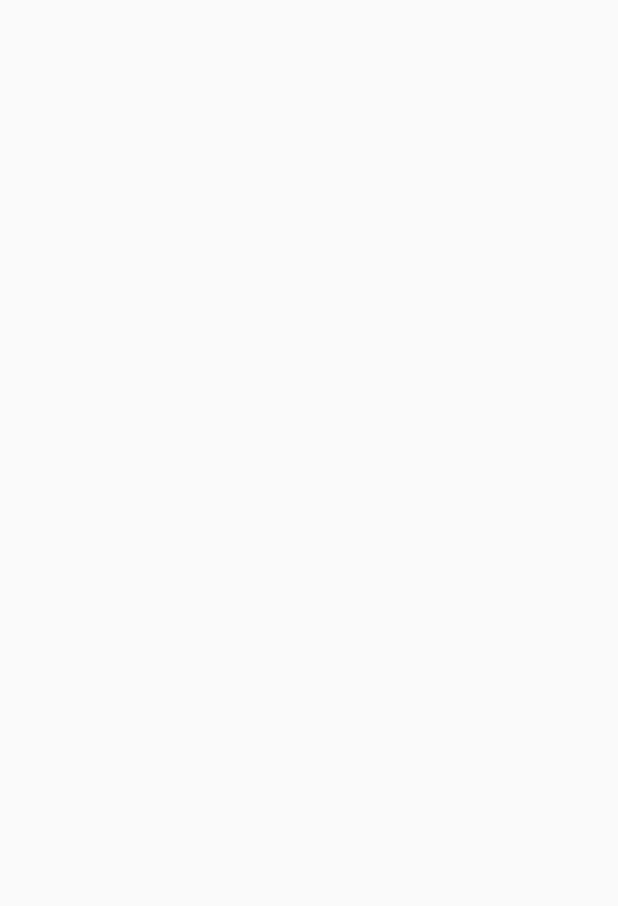
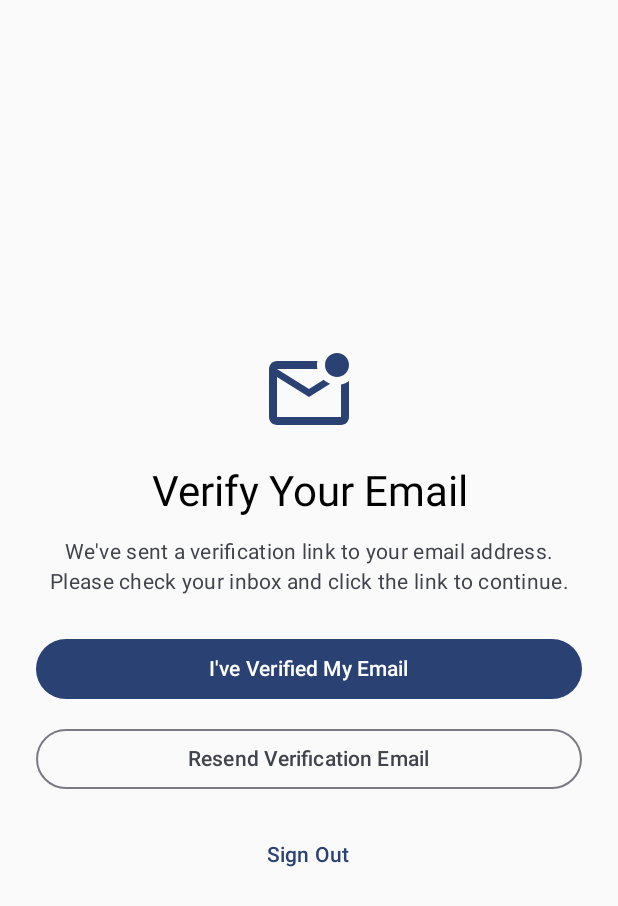
Before and after one commit to darius-gheorghe/LogeOn, an Android app built with Jetpack Compose: a screen of MainActivity opened through its navigation route, on a phone screen of 412 x 824 dp. Before the commit the part shown is empty. Shown: the top 906 px of the screen. Run offline under Robolectric (Android 15) with nearby library versions, the phone set to English and light mode, and no system bars; our stand-ins replace Dagger/Hilt's generated code, Firebase (no records; nobody signed in at launch, a user with empty details on screens opened directly); libraries missing offline, so code that uses them is left out: androidx.hilt.lifecycle.

Commit message:
Added verify email screen using VerifyEmailScreen, VerifyEmailScreenViewModel and VerifyEmailScreenInteractor. The user reaches the screen after signing up with email and password and needs to verify their email before continuing to Home page. The navigation from VerifyEmailScreen back to LoginScreen or forward to HomeScreen is handled automatically by the MainScreen.

```diff
--- a/app/src/main/java/com/sapphyx/logeon/navigation/LogeOnDestinations.kt
+++ b/app/src/main/java/com/sapphyx/logeon/navigation/LogeOnDestinations.kt
@@ -8,6 +8,7 @@ import com.sapphyx.logeon.ui.composable.screens.login.LoginScreen
 import com.sapphyx.logeon.ui.composable.screens.profile.ProfileScreen
 import com.sapphyx.logeon.ui.composable.screens.pulse.PulseScreen
 import com.sapphyx.logeon.ui.composable.screens.signUp.SignUpScreen
+import com.sapphyx.logeon.ui.composable.screens.verifyEmail.VerifyEmailScreen
 
 enum class LogeOnDestinations(
     val route: String,
@@ -25,7 +26,7 @@ enum class LogeOnDestinations(
     VerifyEmail(
         route = DestinationRoutes.VERIFY_EMAIL_ROUTE,
         hasBottomNavigation = false,
-        content = {}),
+        content = { VerifyEmailScreen.Content(hiltViewModel()) }),
     Home(
         route = DestinationRoutes.HOME_ROUTE,
         hasBottomNavigation = true,
--- /dev/null
+++ b/app/src/main/java/com/sapphyx/logeon/ui/composable/screens/verifyEmail/VerifyEmailScreen.kt
@@ -0,0 +1,193 @@
+package com.sapphyx.logeon.ui.composable.screens.verifyEmail
+
+import androidx.compose.foundation.layout.Arrangement
+import androidx.compose.foundation.layout.Column
+import androidx.compose.foundation.layout.Spacer
+import androidx.compose.foundation.layout.fillMaxSize
+import androidx.compose.foundation.layout.fillMaxWidth
+import androidx.compose.foundation.layout.height
+import androidx.compose.foundation.layout.padding
+import androidx.compose.foundation.layout.size
+import androidx.compose.material.icons.Icons
+import androidx.compose.material.icons.outlined.MarkEmailUnread
+import androidx.compose.material3.Button
+import androidx.compose.material3.CircularProgressIndicator
+import androidx.compose.material3.Icon
+import androidx.compose.material3.MaterialTheme
+import androidx.compose.material3.OutlinedButton
+import androidx.compose.material3.Text
+import androidx.compose.material3.TextButton
+import androidx.compose.runtime.Composable
+import androidx.compose.ui.Alignment
+import androidx.compose.ui.Modifier
+import androidx.compose.ui.res.stringResource
+import androidx.compose.ui.text.style.TextAlign
+import androidx.compose.ui.unit.dp
+import com.sapphyx.logeon.R
+import com.sapphyx.logeon.ui.composable.baseScreen.BaseScreen
+import com.sapphyx.logeon.viewModelImpl.verifyEmail.VerifyEmailScreenAction
+import com.sapphyx.logeon.viewModelImpl.verifyEmail.VerifyEmailScreenEffect
+import com.sapphyx.logeon.viewModelImpl.verifyEmail.VerifyEmailScreenState
+import com.sapphyx.logeon.viewModelImpl.verifyEmail.VerifyEmailScreenViewModel
+import com.sapphyx.logeon.viewModelImpl.verifyEmail.VerifyEmailStatusMessage
+import kotlinx.coroutines.flow.SharedFlow
+
+object VerifyEmailScreen :
+    BaseScreen<VerifyEmailScreenState, VerifyEmailScreenAction, VerifyEmailScreenEffect, VerifyEmailScreenViewModel>() {
+
+    @Composable
+    override fun Screen(
+        state: VerifyEmailScreenState,
+        effect: SharedFlow<VerifyEmailScreenEffect>,
+        processUiAction: (action: VerifyEmailScreenAction) -> Unit
+    ) {
+        Column(
+            modifier = Modifier
+                .fillMaxSize()
+                .padding(24.dp),
+            verticalArrangement = Arrangement.Center,
+            horizontalAlignment = Alignment.CenterHorizontally
+        ) {
+            EmailHeaderIcon()
+
+            Spacer(modifier = Modifier.height(16.dp))
+
+            ScreenHeadline()
+
+            Spacer(modifier = Modifier.height(12.dp))
+
+            ScreenSubtitle(userEmail = state.userEmail)
+
+            StatusBanner(statusMessage = state.statusMessage)
+
+            Spacer(modifier = Modifier.height(24.dp))
+
+            if (state.isLoading) {
+                CircularProgressIndicator()
+            } else {
+                CheckVerifiedButton(processUiAction = processUiAction)
+
+                Spacer(modifier = Modifier.height(12.dp))
+
+                ResendEmailButton(processUiAction = processUiAction)
+            }
+
+            Spacer(modifier = Modifier.height(16.dp))
+
+            SignOutButton(
+                isLoading = state.isLoading,
+                processUiAction = processUiAction
+            )
+        }
+    }
+
+    @Composable
+    private fun EmailHeaderIcon() {
+        Icon(
+            imageVector = Icons.Outlined.MarkEmailUnread,
+            contentDescription = null,
+            tint = MaterialTheme.colorScheme.primary,
+            modifier = Modifier.size(64.dp)
+        )
+    }
+
+    @Composable
+    private fun ScreenHeadline() {
+        Text(
+            text = stringResource(R.string.verify_email_screen_headline),
+            style = MaterialTheme.typography.headlineMedium,
+            textAlign = TextAlign.Center
+        )
+    }
+
+    @Composable
+    private fun ScreenSubtitle(userEmail: String?) {
+        val subtitleText = if (!userEmail.isNullOrBlank()) {
+            stringResource(R.string.verify_email_screen_subtitle_with_email, userEmail)
+        } else {
+            stringResource(R.string.verify_email_screen_subtitle)
+        }
+
+        Text(
+            text = subtitleText,
+            style = MaterialTheme.typography.bodyMedium,
+            color = MaterialTheme.colorScheme.onSurfaceVariant,
+            textAlign = TextAlign.Center
+        )
+    }
+
+    @Composable
+    private fun StatusBanner(statusMessage: VerifyEmailStatusMessage?) {
+        statusMessage?.let { message ->
+            Spacer(modifier = Modifier.height(16.dp))
+
+            val (text, color) = when (message) {
+                is VerifyEmailStatusMessage.NotVerified -> {
+                    stringResource(R.string.verify_email_screen_not_verified_yet) to
+                            MaterialTheme.colorScheme.error
+                }
+
+                is VerifyEmailStatusMessage.ResendSuccess -> {
+                    stringResource(R.string.verify_email_screen_resend_success) to
+                            MaterialTheme.colorScheme.primary
+                }
+
+                is VerifyEmailStatusMessage.ResendError -> {
+                    (message.customMessage
+                        ?: stringResource(R.string.verify_email_screen_resend_error)) to
+                            MaterialTheme.colorScheme.error
+                }
+            }
+
+            Text(
+                text = text,
+                color = color,
+                style = MaterialTheme.typography.bodySmall,
+                textAlign = TextAlign.Center
+            )
+        }
+    }
+
+    @Composable
+    private fun CheckVerifiedButton(
+        processUiAction: (action: VerifyEmailScreenAction) -> Unit
+    ) {
+        Button(
+            onClick = {
+                processUiAction(VerifyEmailScreenAction.CheckVerifiedClick)
+            },
+            modifier = Modifier.fillMaxWidth()
+        ) {
+            Text(stringResource(R.string.verify_email_screen_check_button))
+        }
+    }
+
+    @Composable
+    private fun ResendEmailButton(
+        processUiAction: (action: VerifyEmailScreenAction) -> Unit
+    ) {
+        OutlinedButton(
+            onClick = {
+                processUiAction(VerifyEmailScreenAction.ResendEmailClick)
+            },
+            modifier = Modifier.fillMaxWidth()
+        ) {
+            Text(stringResource(R.string.verify_email_screen_resend_button))
+        }
+    }
+
+    @Composable
+    private fun SignOutButton(
+        isLoading: Boolean,
+        processUiAction: (action: VerifyEmailScreenAction) -> Unit
+    ) {
+        TextButton(
+            onClick = {
+                processUiAction(VerifyEmailScreenAction.SignOutClick)
+            },
+            enabled = !isLoading
+        ) {
+            Text(stringResource(R.string.verify_email_screen_sign_out_button))
+        }
+    }
+}
--- /dev/null
+++ b/app/src/main/java/com/sapphyx/logeon/viewModelImpl/verifyEmail/VerifyEmailScreenViewModel.kt
@@ -0,0 +1,81 @@
+package com.sapphyx.logeon.viewModelImpl.verifyEmail
+
+import com.sapphyx.logeon.viewModel.BaseViewModel
+import dagger.hilt.android.lifecycle.HiltViewModel
+import javax.inject.Inject
+
+@HiltViewModel
+class VerifyEmailScreenViewModel @Inject constructor(
+    interactor: VerifyEmailScreenInteractor
+) : BaseViewModel<VerifyEmailScreenState, VerifyEmailScreenAction, VerifyEmailScreenEffect, VerifyEmailScreenResult>(
+    initialUiState = VerifyEmailScreenState(),
+    interactor = interactor
+) {
+
+    override suspend fun handleResult(
+        previousState: VerifyEmailScreenState,
+        result: VerifyEmailScreenResult
+    ): VerifyEmailScreenState {
+        return when (result) {
+            is VerifyEmailScreenResult.EmailLoaded -> previousState.copy(
+                userEmail = result.email
+            )
+
+            is VerifyEmailScreenResult.Loading -> previousState.copy(
+                isLoading = true,
+                statusMessage = null
+            )
+
+            is VerifyEmailScreenResult.Verified,
+            is VerifyEmailScreenResult.SignedOut -> previousState.copy(
+                isLoading = false
+            )
+
+            is VerifyEmailScreenResult.NotVerified -> previousState.copy(
+                isLoading = false,
+                statusMessage = VerifyEmailStatusMessage.NotVerified
+            )
+
+            is VerifyEmailScreenResult.ResendSuccess -> previousState.copy(
+                isLoading = false,
+                statusMessage = VerifyEmailStatusMessage.ResendSuccess
+            )
+
+            is VerifyEmailScreenResult.ResendError -> previousState.copy(
+                isLoading = false,
+                statusMessage = VerifyEmailStatusMessage.ResendError(result.message)
+            )
+        }
+    }
+
+}
+
+data class VerifyEmailScreenState(
+    val userEmail: String? = null,
+    val isLoading: Boolean = false,
+    val statusMessage: VerifyEmailStatusMessage? = null
+)
+
+sealed interface VerifyEmailStatusMessage {
+    data object NotVerified : VerifyEmailStatusMessage
+    data object ResendSuccess : VerifyEmailStatusMessage
+    data class ResendError(val customMessage: String?) : VerifyEmailStatusMessage
+}
+
+sealed interface VerifyEmailScreenAction {
+    data object CheckVerifiedClick : VerifyEmailScreenAction
+    data object ResendEmailClick : VerifyEmailScreenAction
+    data object SignOutClick : VerifyEmailScreenAction
+}
+
+sealed interface VerifyEmailScreenEffect
+
+sealed interface VerifyEmailScreenResult {
+    data class EmailLoaded(val email: String?) : VerifyEmailScreenResult
+    data object Loading : VerifyEmailScreenResult
+    data object Verified : VerifyEmailScreenResult
+    data object NotVerified : VerifyEmailScreenResult
+    data object ResendSuccess : VerifyEmailScreenResult
+    data class ResendError(val message: String?) : VerifyEmailScreenResult
+    data object SignedOut : VerifyEmailScreenResult
+}
--- a/app/src/main/res/values/strings.xml
+++ b/app/src/main/res/values/strings.xml
@@ -33,4 +33,14 @@
     <string name="signup_error_confirm_password_mismatch">Passwords do not match</string>
     <string name="signup_screen_create_account">Sign Up</string>
     <string name="signup_screen_back_to_login">Already have an account? Sign In</string>
+
+    <string name="verify_email_screen_headline">Verify Your Email</string>
+    <string name="verify_email_screen_subtitle">We\'ve sent a verification link to your email address. Please check your inbox and click the link to continue.</string>
+    <string name="verify_email_screen_subtitle_with_email">We\'ve sent a verification link to %1$s. Please check your inbox and click the link to continue.</string>
+    <string name="verify_email_screen_check_button">I\'ve Verified My Email</string>
+    <string name="verify_email_screen_resend_button">Resend Verification Email</string>
+    <string name="verify_email_screen_sign_out_button">Sign Out</string>
+    <string name="verify_email_screen_not_verified_yet">Your email is not verified yet. Please click the link in your inbox and try again.</string>
+    <string name="verify_email_screen_resend_success">Verification email sent! Please check your inbox.</string>
+    <string name="verify_email_screen_resend_error">Failed to resend verification email. Please try again later.</string>
 </resources>
```
Also changed, not shown: app/src/main/java/com/sapphyx/logeon/viewModelImpl/verifyEmail/VerifyEmailScreenInteractor.kt (added, +45 -0 lines).
